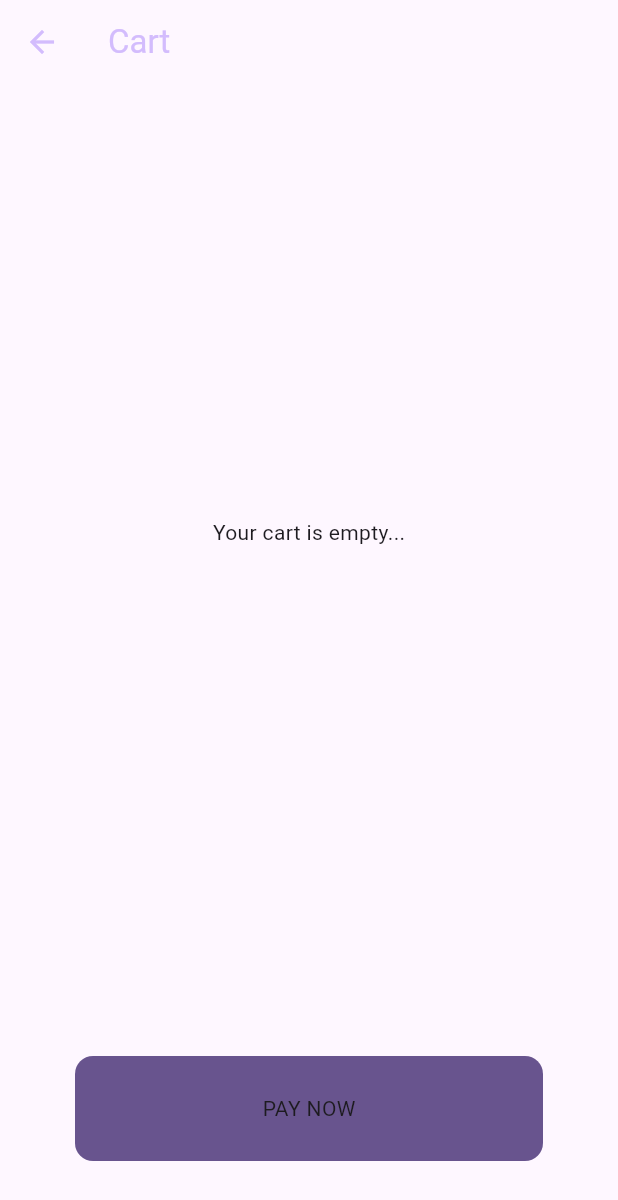
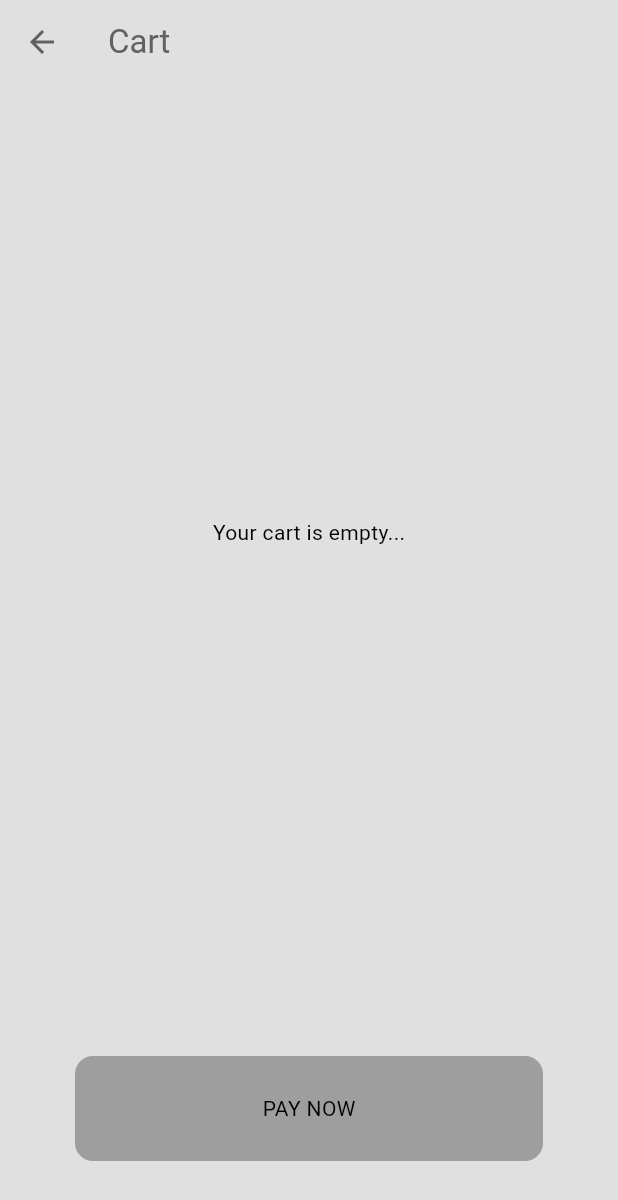
Before and after one commit to Sagarchauhan-web/flutter, a Flutter app: the CartPage screen opened directly, on a phone screen of 412 x 824 dp. Shown: the top 1200 px of the screen. Run offline on Flutter 3.47's test engine with Material 3 defaults, Android fonts, the phone set to English and light mode, and no system bars; our stand-ins replace google_fonts.

Commit message:
MFD: The Data setup

```diff
--- a/minimal_food_delivery/lib/pages/login_page.dart
+++ b/minimal_food_delivery/lib/pages/login_page.dart
@@ -7,6 +7,7 @@
   Widget build(BuildContext context) {
     return Scaffold(
       appBar: AppBar(
+        backgroundColor: Theme.of(context).colorScheme.surface,
         title: const Text("Login Page"),
       ),
     );
--- /dev/null
+++ b/minimal_food_delivery/lib/themes/dark_mode.dart
@@ -0,0 +1,11 @@
+import 'package:flutter/material.dart';
+
+ThemeData darkMode = ThemeData(
+  colorScheme: ColorScheme.dark(
+    surface: const Color.fromARGB(255, 20, 20, 20),
+    primary: const Color.fromARGB(255, 122, 122, 122),
+    secondary: const Color.fromARGB(255, 30, 30, 30),
+    tertiary: const Color.fromARGB(255, 47, 47, 47),
+    inversePrimary: Colors.grey.shade300,
+  ),
+);
--- /dev/null
+++ b/minimal_food_delivery/lib/themes/light_mode.dart
@@ -0,0 +1,11 @@
+import 'package:flutter/material.dart';
+
+ThemeData lightMode = ThemeData(
+  colorScheme: ColorScheme.light(
+    surface: Colors.grey.shade300,
+    primary: Colors.grey.shade500,
+    secondary: Colors.grey.shade100,
+    tertiary: Colors.white,
+    inversePrimary: Colors.grey.shade700,
+  ),
+);
--- /dev/null
+++ b/minimal_food_delivery/lib/themes/theme_provider.dart
@@ -0,0 +1,24 @@
+import 'package:flutter/material.dart';
+import 'package:minimal_food_delivery/themes/dark_mode.dart';
+import 'package:minimal_food_delivery/themes/light_mode.dart';
+
+class ThemeProvider with ChangeNotifier {
+  ThemeData _themeData = lightMode;
+
+  ThemeData get themeData => _themeData;
+
+  bool get isDarkMode => _themeData == darkMode;
+
+  set themeData(ThemeData themeData) {
+    _themeData = themeData;
+    notifyListeners();
+  }
+
+  void toggleTheme() {
+    if (_themeData == lightMode) {
+      themeData = darkMode;
+    } else {
+      themeData = lightMode;
+    }
+  }
+}
--- a/minimal_food_delivery/pubspec.yaml
+++ b/minimal_food_delivery/pubspec.yaml
@@ -35,6 +35,7 @@
   # The following adds the Cupertino Icons font to your application.
   # Use with the CupertinoIcons class for iOS style icons.
   cupertino_icons: ^1.0.6
+  provider: ^6.1.2
 
 dev_dependencies:
   flutter_test:
```
Also changed, not shown: minimal_food_delivery/lib/main.dart (+10 -6 lines), minimal_food_delivery/pubspec.lock.
